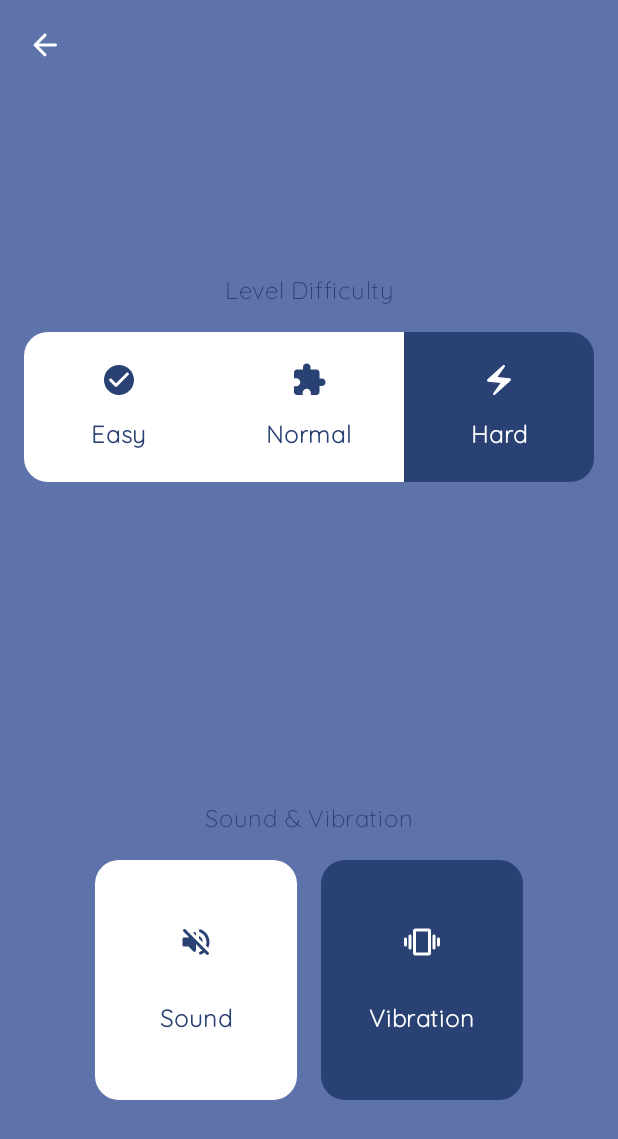
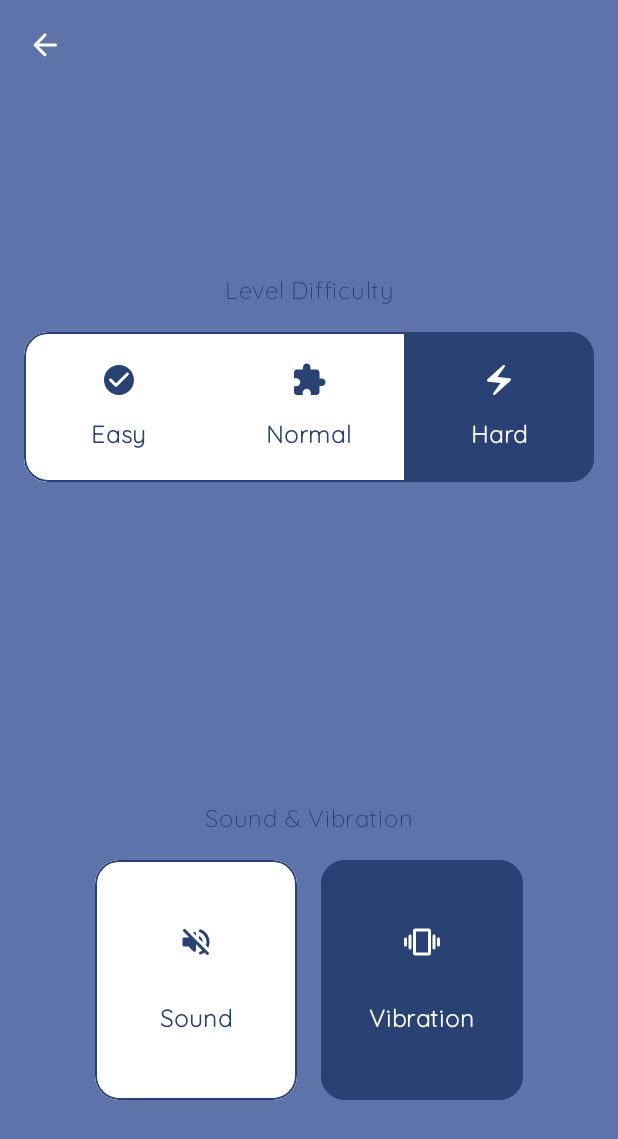
Before and after one commit to ndriqa/clean-sudoku, an Android app built with Jetpack Compose: the OptionsScreen screen opened through its navigation route, after a tap on "Sound", on a phone screen of 412 x 824 dp. Shown: the top 1139 px of the screen. Run offline under Robolectric (Android 15) with nearby library versions, the phone set to English and light mode, and no system bars; our stand-ins replace Dagger/Hilt's generated code; 3 other taps on this screen came first.

Commit message:
nitpick on UI stuff

```diff
--- a/app/src/main/java/com/ndriqa/cleansudoku/feature/home/presentation/HomeScreen.kt
+++ b/app/src/main/java/com/ndriqa/cleansudoku/feature/home/presentation/HomeScreen.kt
@@ -1,13 +1,16 @@
 package com.ndriqa.cleansudoku.feature.home.presentation
 
 import android.content.res.Configuration
+import androidx.annotation.StringRes
 import androidx.compose.animation.AnimatedContent
 import androidx.compose.foundation.Image
 import androidx.compose.foundation.layout.Arrangement
 import androidx.compose.foundation.layout.Column
+import androidx.compose.foundation.layout.defaultMinSize
 import androidx.compose.foundation.layout.fillMaxSize
 import androidx.compose.foundation.layout.size
 import androidx.compose.material3.Button
+import androidx.compose.material3.ButtonDefaults
 import androidx.compose.material3.CircularProgressIndicator
 import androidx.compose.material3.MaterialTheme
 import androidx.compose.material3.Text
@@ -35,11 +38,14 @@ import com.ndriqa.cleansudoku.R
 import com.ndriqa.cleansudoku.core.data.SudokuBoard
 import com.ndriqa.cleansudoku.core.domain.preferences.DataStoreManager
 import com.ndriqa.cleansudoku.navigation.Screens
+import com.ndriqa.cleansudoku.navigation.ndriqaDonate
 import com.ndriqa.cleansudoku.navigation.ndriqaOtherApps
 import com.ndriqa.cleansudoku.ui.components.SplitScreen
 import com.ndriqa.cleansudoku.ui.data.UiState
 import com.ndriqa.cleansudoku.ui.theme.CardSize
 import com.ndriqa.cleansudoku.ui.theme.CleanSudokuTheme
+import com.ndriqa.cleansudoku.ui.theme.HomeButtonDefault
+import com.ndriqa.cleansudoku.ui.theme.HomeButtonElevation
 import com.ndriqa.cleansudoku.ui.theme.PaddingDefault
 import com.ndriqa.cleansudoku.ui.theme.PaddingHalf
 import com.ndriqa.cleansudoku.ui.theme.PaddingMini
@@ -75,7 +81,7 @@ fun HomeScreen(
             sudokuState = sudokuState,
             onGenerateSudoku = viewModel::tryGenerateSudoku,
             onNavigateToOtherApps = { ndriqaOtherApps(context) },
-            onNavigateToDonate = {  }, // TODO
+            onNavigateToDonate = { ndriqaDonate(context) },
             onNavigateToOptions = { navController.navigate(Screens.Options.route) },
             onNavigateToHistory = { navController.navigate(Screens.History.route) }
         ) },
@@ -131,7 +137,14 @@ private fun HomeContent(
         )
     ) {
 
-        Button(onClick = onGenerateSudoku, enabled = sudokuState !is UiState.Loading) {
+        Button(
+            onClick = onGenerateSudoku,
+            enabled = sudokuState !is UiState.Loading,
+            modifier = Modifier.defaultMinSize(minWidth = HomeButtonDefault),
+            elevation = ButtonDefaults.elevatedButtonElevation(
+                defaultElevation = HomeButtonElevation
+            )
+        ) {
             AnimatedContent(sudokuState, label = "play button state") {
                 when(it) {
                     is UiState.Loading -> CircularProgressIndicator(
@@ -142,11 +155,22 @@ private fun HomeContent(
                 }
             }
         }
-        Button(onClick = onNavigateToHistory) { Text(stringResource(R.string.history)) }
-        Button(onClick = onNavigateToOptions) { Text(stringResource(R.string.options)) }
-        Button(onClick = onNavigateToDonate) { Text(stringResource(R.string.donate)) }
-        Button(onClick = onNavigateToOtherApps) { Text(stringResource(R.string.other_apps)) }
+        HomeButton(onClick = onNavigateToHistory, titleResId = R.string.history)
+        HomeButton(onClick = onNavigateToOptions, titleResId = R.string.options)
+        HomeButton(onClick = onNavigateToDonate, titleResId = R.string.donate)
+        HomeButton(onClick = onNavigateToOtherApps, titleResId = R.string.other_apps)
     }
+}
+
+@Composable
+private fun HomeButton(
+    onClick: () -> Unit,
+    @StringRes titleResId: Int,
+) {
+    Button(
+        onClick = onClick,
+        modifier = Modifier.defaultMinSize(minWidth = HomeButtonDefault)
+    ) { Text(stringResource(titleResId)) }
 }
 
 @FullPreviews
--- a/app/src/main/java/com/ndriqa/cleansudoku/feature/options/presentation/OptionsScreen.kt
+++ b/app/src/main/java/com/ndriqa/cleansudoku/feature/options/presentation/OptionsScreen.kt
@@ -5,6 +5,7 @@ import android.os.Build
 import android.os.Vibrator
 import android.os.VibratorManager
 import androidx.compose.foundation.background
+import androidx.compose.foundation.border
 import androidx.compose.foundation.clickable
 import androidx.compose.foundation.layout.Arrangement
 import androidx.compose.foundation.layout.Box
@@ -44,6 +45,7 @@ import androidx.compose.ui.graphics.Color
 import androidx.compose.ui.platform.LocalContext
 import androidx.compose.ui.res.stringResource
 import androidx.compose.ui.text.font.FontWeight
+import androidx.compose.ui.unit.dp
 import androidx.hilt.navigation.compose.hiltViewModel
 import androidx.navigation.NavController
 import com.ndriqa.cleansudoku.R
@@ -156,6 +158,11 @@ fun RowScope.SoundCard(
             .weight(1F)
             .height(CardSizeBig)
             .clip(RoundedCornerShape(PaddingDefault))
+            .border(
+                width = 1.dp,
+                color = MaterialTheme.colorScheme.primary,
+                shape = RoundedCornerShape(PaddingDefault)
+            )
             .clickable(onClick = onToggle)
             .background(color = backgroundColor)
             .padding(PaddingDefault),
@@ -197,6 +204,11 @@ fun RowScope.VibrationCard(
             .weight(1F)
             .height(CardSizeBig)
             .clip(RoundedCornerShape(PaddingDefault))
+            .border(
+                width = 1.dp,
+                color = MaterialTheme.colorScheme.primary,
+                shape = RoundedCornerShape(PaddingDefault)
+            )
             .clickable(onClick = onToggle)
             .background(color = backgroundColor)
             .padding(PaddingDefault),
@@ -239,6 +251,11 @@ private fun LevelSelectorUi(
                 .fillMaxWidth()
                 .height(CardSize)
                 .clip(RoundedCornerShape(PaddingDefault))
+                .border(
+                    width = 1.dp,
+                    color = MaterialTheme.colorScheme.primary,
+                    shape = RoundedCornerShape(PaddingDefault)
+                )
         ) {
             Level.entries.map { LevelItemUi(
                 level = it,
--- a/app/src/main/java/com/ndriqa/cleansudoku/navigation/AppLinkNavigation.kt
+++ b/app/src/main/java/com/ndriqa/cleansudoku/navigation/AppLinkNavigation.kt
@@ -5,17 +5,29 @@ import android.content.Context
 import android.content.Intent
 import android.net.Uri
 import com.ndriqa.cleansudoku.R
+import androidx.core.net.toUri
 
 fun ndriqaOtherApps(context: Context) {
     val developerId = context.getString(R.string.ndriqa_developer_id)
     val playStoreUri = "https://play.google.com/store/apps/dev?id=$developerId"
-    Intent(Intent.ACTION_VIEW, Uri.parse(playStoreUri))
+    Intent(Intent.ACTION_VIEW, playStoreUri.toUri())
         .apply { `package` = "com.android.vending" }
         .also {
             try {
                 context.startActivity(it)
             } catch (e: ActivityNotFoundException) {
-                context.startActivity(Intent(Intent.ACTION_VIEW, Uri.parse(playStoreUri)))
+                context.startActivity(Intent(Intent.ACTION_VIEW, playStoreUri.toUri()))
             }
         }
 }
+
+fun ndriqaDonate(context: Context) {
+    val donateUrl = "https://ko-fi.com/ndriqa"
+    context.openExternalUrl(donateUrl)
+}
+
+fun Context.openExternalUrl(url: String) {
+    val intent = Intent(Intent.ACTION_VIEW, url.toUri())
+    intent.addFlags(Intent.FLAG_ACTIVITY_NEW_TASK)
+    startActivity(intent)
+}
--- a/app/src/main/java/com/ndriqa/cleansudoku/ui/theme/Dimens.kt
+++ b/app/src/main/java/com/ndriqa/cleansudoku/ui/theme/Dimens.kt
@@ -22,3 +22,6 @@ val TopBarSize = 60.dp
 val CardSizeSmall = 60.dp
 val CardSize = 100.dp
 val CardSizeBig = 160.dp
+
+val HomeButtonDefault = 120.dp
+val HomeButtonElevation = 3.dp
```
